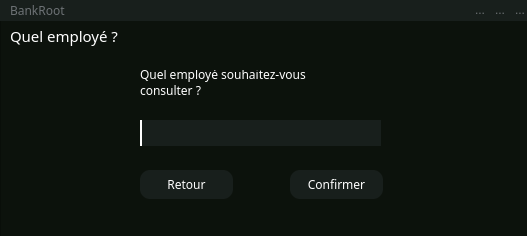
The window that quel_employe.ui (SparqueeZ/Bank-Root) describes before a commit, drawn with Qt 5.
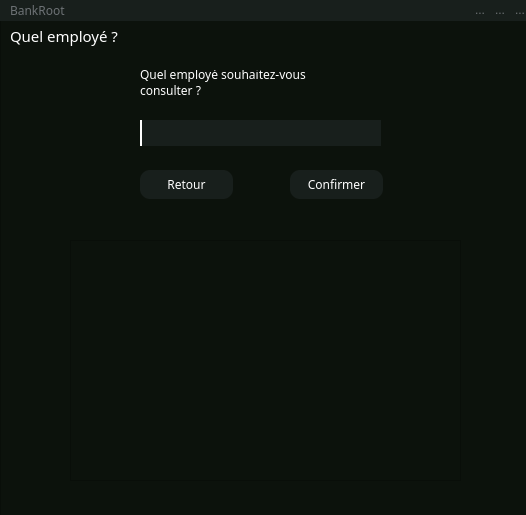
The same window after the commit. Icons and pictures are not drawn.

The edit to the form file:
```diff
--- a/quel_employe.ui
+++ b/quel_employe.ui
@@ -6,8 +6,8 @@
    <rect>
     <x>0</x>
     <y>0</y>
-    <width>527</width>
-    <height>236</height>
+    <width>526</width>
+    <height>515</height>
    </rect>
   </property>
   <property name="windowTitle">
@@ -19,7 +19,7 @@
      <x>0</x>
      <y>0</y>
      <width>530</width>
-     <height>239</height>
+     <height>531</height>
     </rect>
    </property>
    <property name="styleSheet">
@@ -288,6 +288,29 @@
      </property>
     </widget>
    </widget>
+   <widget class="QScrollArea" name="scrollArea">
+    <property name="geometry">
+     <rect>
+      <x>70</x>
+      <y>240</y>
+      <width>391</width>
+      <height>241</height>
+     </rect>
+    </property>
+    <property name="widgetResizable">
+     <bool>true</bool>
+    </property>
+    <widget class="QWidget" name="scrollAreaWidgetContents">
+     <property name="geometry">
+      <rect>
+       <x>0</x>
+       <y>0</y>
+       <width>389</width>
+       <height>239</height>
+      </rect>
+     </property>
+    </widget>
+   </widget>
   </widget>
  </widget>
  <resources>
```
